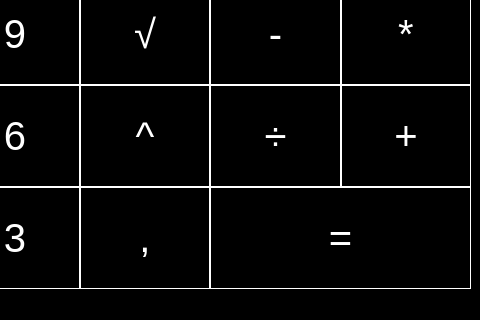
tobolikd/IVS-project2, file src/calc.ui: the form before one commit; both pictures show x 320 to 800 and y 280 to 600 of the 800 by 600 pixel window.
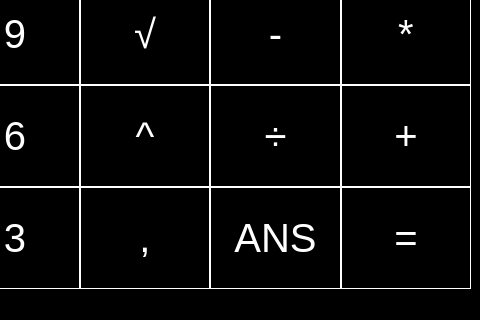
The form after the commit.

Commit message:
Added ANS button
The `ANS` button stores the previous answer (for use in future
calculations)

```diff
--- a/src/calc.ui
+++ b/src/calc.ui
@@ -176,13 +176,6 @@
           </property>
          </widget>
         </item>
-        <item row="4" column="4" colspan="2">
-         <widget class="QPushButton" name="Button_equal">
-          <property name="text">
-           <string>=</string>
-          </property>
-         </widget>
-        </item>
         <item row="3" column="5">
          <widget class="QPushButton" name="Button_plus">
           <property name="text">
@@ -239,6 +232,20 @@
           </property>
          </widget>
         </item>
+        <item row="4" column="5">
+         <widget class="QPushButton" name="Button_equal">
+          <property name="text">
+           <string>=</string>
+          </property>
+         </widget>
+        </item>
+        <item row="4" column="4">
+         <widget class="QPushButton" name="Button_answer">
+          <property name="text">
+           <string>ANS</string>
+          </property>
+         </widget>
+        </item>
        </layout>
       </item>
      </layout>
```
Left out of the diff: 2 changed lines with no effect on the pictures. The commit also changes 2 other files.
